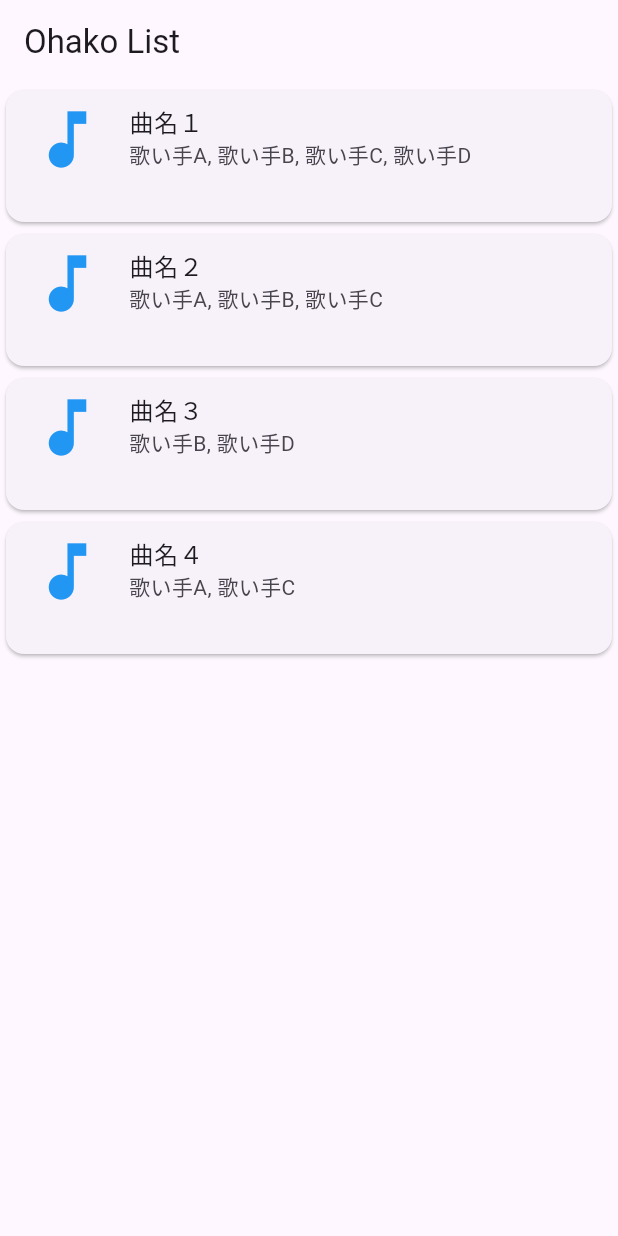
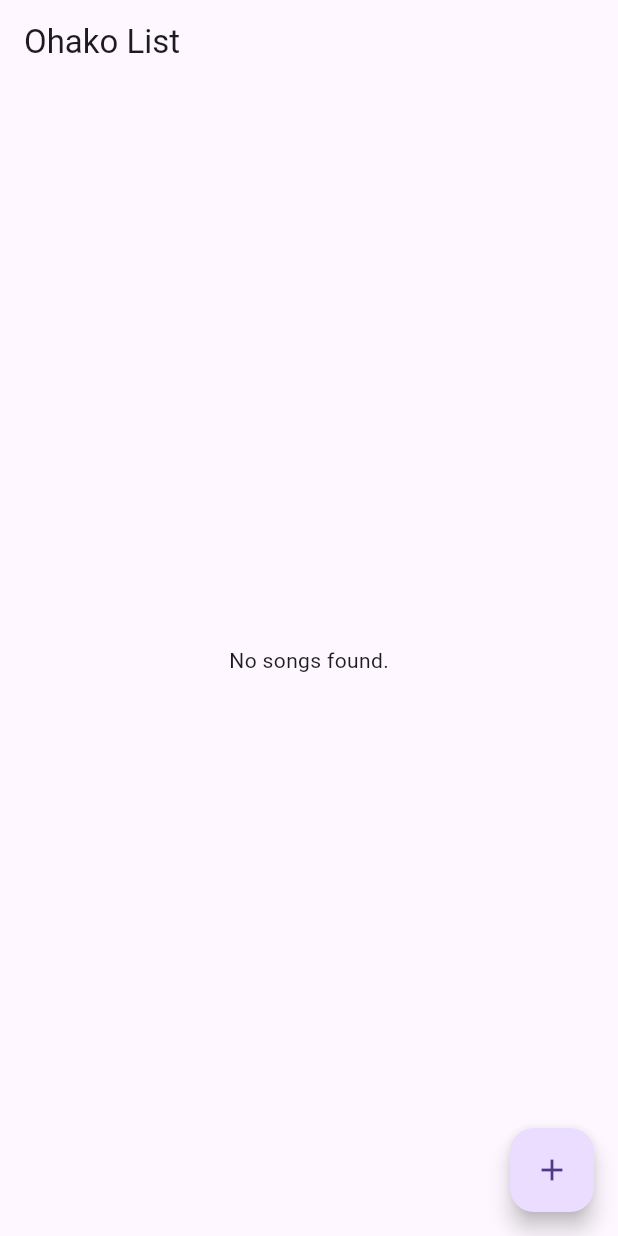
Before and after one commit to hina-oikawa/ohako-flutter-app, a Flutter app: the screen it shows after launch, on a phone screen of 412 x 824 dp. Run offline on Flutter 3.47's test engine with Material 3 defaults, Android fonts, the phone set to English and light mode, and no system bars; our stand-ins replace sqflite; accounts and stored records are empty.

Commit message:
ローカルDBから値を取得する機能を追加

```diff
--- a/lib/main.dart
+++ b/lib/main.dart
@@ -1,42 +1,14 @@
 import 'package:flutter/material.dart';
 import 'package:ohako/ohako_details.dart';
+import 'package:ohako/model/song.dart';
+import 'package:ohako/data/song_database.dart'; // SongDatabaseを含むファイルをインポート
 
-void main() {
+void main() async {
+  WidgetsFlutterBinding.ensureInitialized();
+  // SongDatabaseの初期化
+  await SongDatabase.instance.open();
   runApp(const MyApp());
 }
-
-class Song {
-  // 曲名
-  final String title;
-  // 歌い手名の配列
-  final List<String> singers;
-
-  Song({
-    required this.title,
-    required this.singers,
-  });
-}
-
-// 仮データを定義
-// 今後はローカルDBからデータを取得する処理に変更
-final List<Song> song = [
-  Song(
-    title: '曲名１',
-    singers: ['歌い手A', '歌い手B', '歌い手C', '歌い手D'],
-  ),
-  Song(
-    title: '曲名２',
-    singers: ['歌い手A', '歌い手B', '歌い手C'],
-  ),
-  Song(
-    title: '曲名３',
-    singers: ['歌い手B', '歌い手D'],
-  ),
-  Song(
-    title: '曲名４',
-    singers: ['歌い手A', '歌い手C'],
-  ),
-];
 
 class MyApp extends StatelessWidget {
   const MyApp({Key? key}) : super(key: key);
@@ -65,35 +37,48 @@ class _OhakoListState extends State<OhakoList> {
       appBar: AppBar(
         title: const Text('Ohako List'),
       ),
-      body: ListView.builder(
-        itemCount: song.length,
+      body: FutureBuilder<List<Song>>(
+        future: SongDatabase.instance.getSongs(),
+        builder: (context, snapshot) {
+          if (snapshot.connectionState == ConnectionState.waiting) {
+            return Center(child: CircularProgressIndicator());
+          } else if (snapshot.hasError) {
+            return Center(child: Text('Error: ${snapshot.error}'));
+          } else if (!snapshot.hasData || snapshot.data!.isEmpty) {
+            return Center(child: Text('No songs found.'));
+          } else {
+            return ListView.builder(
+              itemCount: snapshot.data!.length,
               itemBuilder: (context, index) {
-          return Card(
-            child: ListTile(
-              leading: const Icon(
-                Icons.music_note,
-                size: 50, // アイコンのサイズを48に設定
-                color: Colors.blue, // アイコンの色を青に設定
-              ),
-              // 曲名
-              title: Text(song[index].title),
-              // 歌い手名 ※文字結合
-              subtitle: Text(song[index].singers.join(", ")),
+                Song song = snapshot.data![index];
+                return ListTile(
+                  title: Text(song.title),
+                  subtitle: Text(song.singers.join(', ')),
                   onTap: () {
-                // ListTileをタップしたとき、十八番詳細画面に遷移する
                     Navigator.push(
                       context,
                       MaterialPageRoute(
-                    // ここで十八番情報を渡す
-                    builder: (context) => OhakoDetailsScreen(song: song[index]),
+                        builder: (context) => OhakoDetailsScreen(song: song),
                       ),
                     );
                   },
-              isThreeLine: true,
-              // dense: true,
+                );
+              },
+            );
+          }
+        },
+      ),
+      floatingActionButton: FloatingActionButton(
+        onPressed: () {
+          // フローティングアクションボタンが押されたときの処理
+          Navigator.push(
+            context,
+            MaterialPageRoute(
+              builder: (context) => OhakoDetailsScreen(song: null), // 十八番詳細画面に遷移
             ),
           );
         },
+        child: Icon(Icons.add),
       ),
     );
   }
```
Lines whose indentation alone changed are shown as unchanged.
